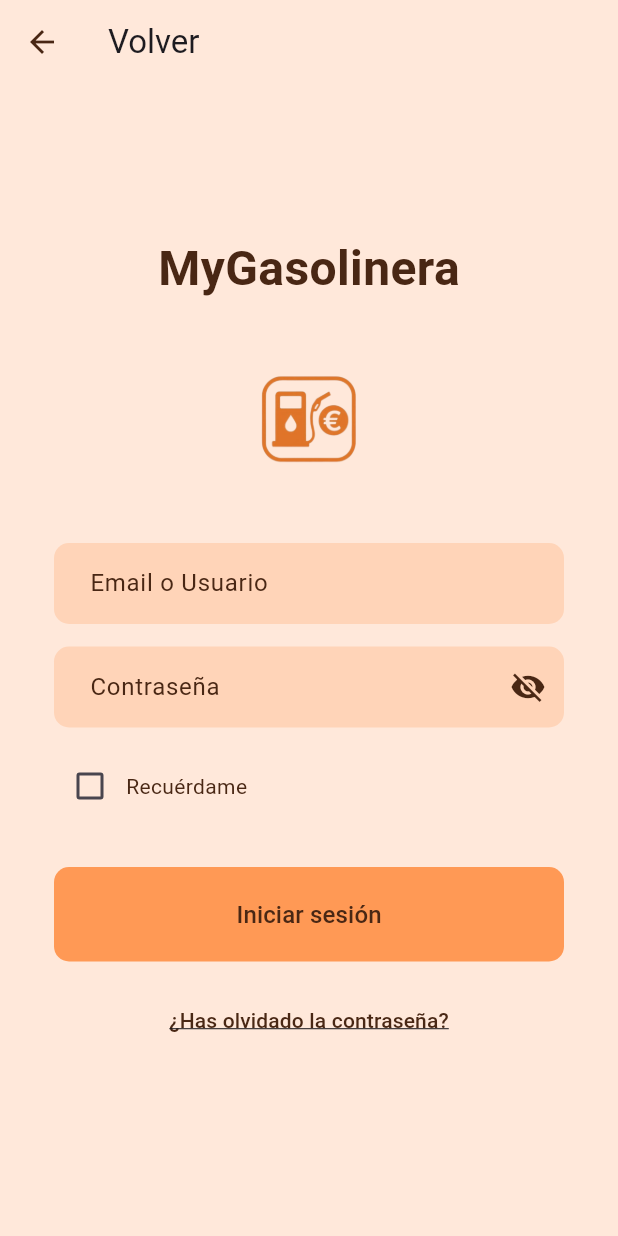
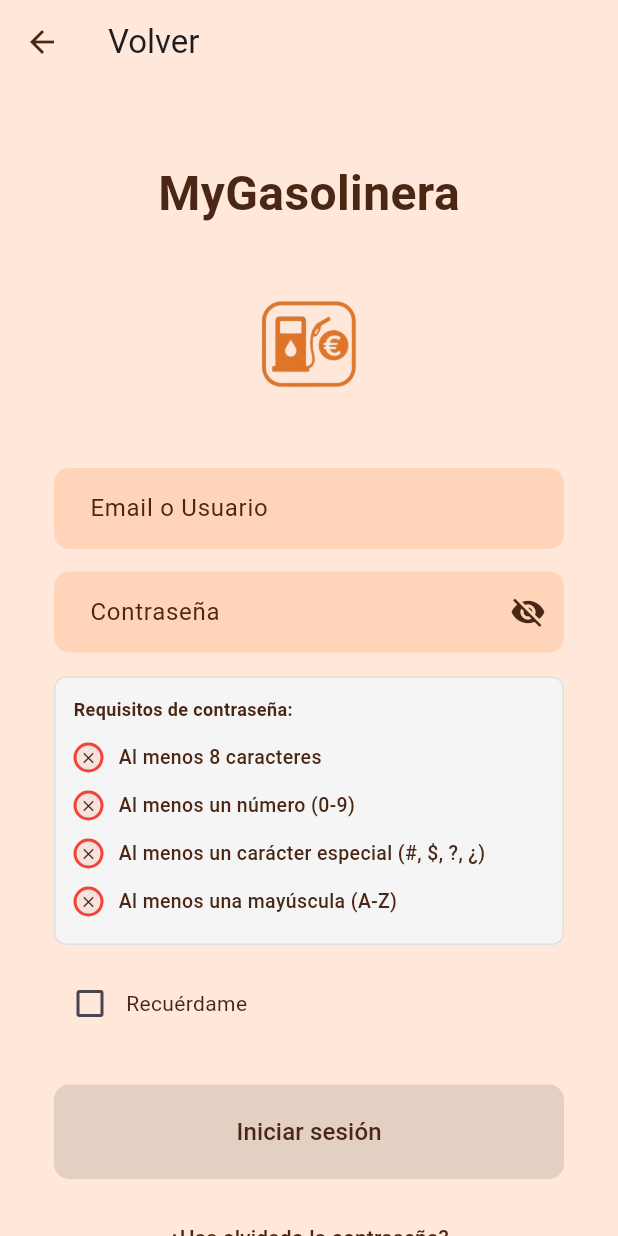
Before and after one commit to oskar4231/MyGasolineraFlutter, a Flutter app: the LoginScreen screen opened directly, on a phone screen of 412 x 824 dp. Run offline on Flutter 3.47's test engine with Material 3 defaults, Android fonts, the phone set to English and light mode, and no system bars; our stand-ins replace geolocator, google_maps_flutter, image_picker, permission_handler, shared_preferences; accounts and stored records are empty.

Commit message:
Requisitos visuales

```diff
--- a/lib/Inicio/login/login.dart
+++ b/lib/Inicio/login/login.dart
@@ -5,6 +5,7 @@ import 'package:my_gasolinera/Inicio/inicio.dart'; // Añade esta importación
 import 'package:my_gasolinera/Inicio/login/recuperar.dart';
 import 'package:my_gasolinera/principal/layouthome.dart';
 import 'package:my_gasolinera/services/auth_service.dart';
+import 'package:my_gasolinera/widgets/password_requirements.dart';
 
 class LoginScreen extends StatefulWidget {
   const LoginScreen({super.key});
@@ -32,6 +33,16 @@ class _LoginScreenState extends State<LoginScreen> {
     _emailFocus.dispose();
     _passwordFocus.dispose();
     super.dispose();
+  }
+
+  bool _isPasswordValid() {
+    final password = _passwordController.text;
+    final hasMinLength = password.length >= 8;
+    final hasNumber = password.contains(RegExp(r'[0-9]'));
+    final hasSpecialChar = password.contains(RegExp(r'[#$?¿]'));
+    final hasUppercase = password.contains(RegExp(r'[A-Z]'));
+
+    return hasMinLength && hasNumber && hasSpecialChar && hasUppercase;
   }
 
   Future<void> _login() async {
@@ -230,6 +241,7 @@ class _LoginScreenState extends State<LoginScreen> {
                       focusNode: _passwordFocus,
                       textInputAction: TextInputAction.done,
                       onFieldSubmitted: (_) => _handleFieldSubmit('password'),
+                      onChanged: (_) => setState(() {}),
                       obscureText: _obscurePassword,
                       decoration: InputDecoration(
                         hintText: 'Contraseña',
@@ -262,8 +274,15 @@ class _LoginScreenState extends State<LoginScreen> {
                         if (value == null || value.isEmpty) {
                           return 'Por favor ingresa tu contraseña';
                         }
+                        if (!_isPasswordValid()) {
+                          return 'La contraseña no cumple todos los requisitos';
+                        }
                         return null;
                       },
+                    ),
+                    PasswordRequirements(
+                      password: _passwordController.text,
+                      primaryColor: const Color(0xFF492714),
                     ),
                     const SizedBox(height: 15),
 
@@ -292,7 +311,7 @@ class _LoginScreenState extends State<LoginScreen> {
                     SizedBox(
                       width: double.infinity,
                       child: ElevatedButton(
-                        onPressed: _isLoading ? null : _login,
+                        onPressed: (_isLoading || !_isPasswordValid() || _emailController.text.isEmpty) ? null : _login,
                         style: ElevatedButton.styleFrom(
                           backgroundColor: const Color(0xFFFF9955),
                           padding: const EdgeInsets.symmetric(vertical: 20),
--- a/lib/Inicio/login/nueva_password.dart
+++ b/lib/Inicio/login/nueva_password.dart
@@ -1,6 +1,7 @@
 import 'package:flutter/material.dart';
 import 'package:my_gasolinera/Inicio/login/login.dart';
 import 'package:my_gasolinera/services/auth_service.dart';
+import 'package:my_gasolinera/widgets/password_requirements.dart';
 
 class NuevaPasswordScreen extends StatefulWidget {
   final String email;
@@ -24,6 +25,16 @@ class _NuevaPasswordScreenState extends State<NuevaPasswordScreen> {
     _passwordController.dispose();
     _confirmController.dispose();
     super.dispose();
+  }
+
+  bool _isPasswordValid() {
+    final password = _passwordController.text;
+    final hasMinLength = password.length >= 8;
+    final hasNumber = password.contains(RegExp(r'[0-9]'));
+    final hasSpecialChar = password.contains(RegExp(r'[#$?¿]'));
+    final hasUppercase = password.contains(RegExp(r'[A-Z]'));
+
+    return hasMinLength && hasNumber && hasSpecialChar && hasUppercase;
   }
 
   Future<void> _handleChangePassword() async {
@@ -207,6 +218,7 @@ class _NuevaPasswordScreenState extends State<NuevaPasswordScreen> {
                     obscureText: true,
                     style: const TextStyle(fontSize: 16),
                     enabled: !_isLoading,
+                    onChanged: (_) => setState(() {}),
                     decoration: InputDecoration(
                       hintText: 'Nueva contraseña',
                       filled: true,
@@ -223,10 +235,14 @@ class _NuevaPasswordScreenState extends State<NuevaPasswordScreen> {
                     validator: (v) {
                       if (v == null || v.isEmpty)
                         return 'Ingresa la nueva contraseña';
-                      if (v.length < 6)
-                        return 'La contraseña debe tener al menos 6 caracteres';
+                      if (!_isPasswordValid())
+                        return 'La contraseña no cumple todos los requisitos';
                       return null;
                     },
+                  ),
+                  PasswordRequirements(
+                    password: _passwordController.text,
+                    primaryColor: const Color(0xFF492714),
                   ),
                   const SizedBox(height: 16),
 
@@ -262,7 +278,7 @@ class _NuevaPasswordScreenState extends State<NuevaPasswordScreen> {
                   SizedBox(
                     width: double.infinity,
                     child: ElevatedButton(
-                      onPressed: _isLoading ? null : _handleChangePassword,
+                      onPressed: (_isLoading || !_isPasswordValid() || _tokenController.text.isEmpty) ? null : _handleChangePassword,
                       style: ElevatedButton.styleFrom(
                         backgroundColor: const Color(0xFFFF9955),
                         foregroundColor: const Color(0xFF492714),
--- /dev/null
+++ b/lib/widgets/password_requirements.dart
@@ -0,0 +1,101 @@
+import 'package:flutter/material.dart';
+
+class PasswordRequirements extends StatelessWidget {
+  final String password;
+  final Color primaryColor;
+  final Color successColor;
+  final Color errorColor;
+
+  const PasswordRequirements({
+    super.key,
+    required this.password,
+    this.primaryColor = const Color(0xFF492714),
+    this.successColor = Colors.green,
+    this.errorColor = Colors.red,
+  });
+
+  // Validaciones
+  bool get hasMinLength => password.length >= 8;
+  bool get hasNumber => password.contains(RegExp(r'[0-9]'));
+  bool get hasSpecialChar =>
+      password.contains(RegExp(r'[#$?¿]'));
+  bool get hasUppercase => password.contains(RegExp(r'[A-Z]'));
+
+  // Validación de todos los requisitos
+  bool get isAllValid =>
+      hasMinLength && hasNumber && hasSpecialChar && hasUppercase;
+
+  @override
+  Widget build(BuildContext context) {
+    return Container(
+      margin: const EdgeInsets.only(top: 16),
+      padding: const EdgeInsets.all(12),
+      decoration: BoxDecoration(
+        color: Colors.grey[100],
+        borderRadius: BorderRadius.circular(8),
+        border: Border.all(color: Colors.grey[300]!),
+      ),
+      child: Column(
+        crossAxisAlignment: CrossAxisAlignment.start,
+        children: [
+          Text(
+            'Requisitos de contraseña:',
+            style: TextStyle(
+              fontSize: 12,
+              fontWeight: FontWeight.w600,
+              color: primaryColor,
+            ),
+          ),
+          const SizedBox(height: 8),
+          _buildRequirementItem('Al menos 8 caracteres', hasMinLength),
+          _buildRequirementItem('Al menos un número (0-9)', hasNumber),
+          _buildRequirementItem('Al menos un carácter especial (#, \$, ?, ¿)',
+              hasSpecialChar),
+          _buildRequirementItem('Al menos una mayúscula (A-Z)', hasUppercase),
+        ],
+      ),
+    );
+  }
+
+  Widget _buildRequirementItem(String text, bool isMet) {
+    return Padding(
+      padding: const EdgeInsets.symmetric(vertical: 6),
+      child: Row(
+        children: [
+          Container(
+            width: 20,
+            height: 20,
+            decoration: BoxDecoration(
+              shape: BoxShape.circle,
+              color: isMet
+                  ? successColor.withOpacity(0.1)
+                  : errorColor.withOpacity(0.1),
+              border: Border.all(
+                color: isMet ? successColor : errorColor,
+                width: 2,
+              ),
+            ),
+            child: Center(
+              child: Icon(
+                isMet ? Icons.check : Icons.close,
+                size: 12,
+                color: primaryColor,
+              ),
+            ),
+          ),
+          const SizedBox(width: 10),
+          Expanded(
+            child: Text(
+              text,
+              style: TextStyle(
+                fontSize: 13,
+                color: primaryColor,
+                fontWeight: FontWeight.w500,
+              ),
+            ),
+          ),
+        ],
+      ),
+    );
+  }
+}
```
Also changed, not shown: pubspec.lock.
